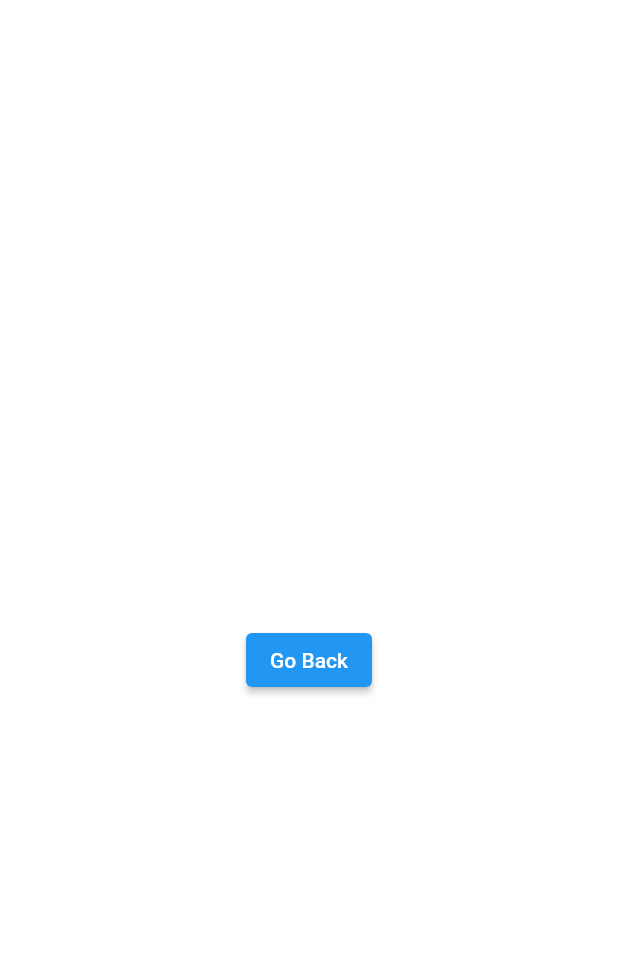
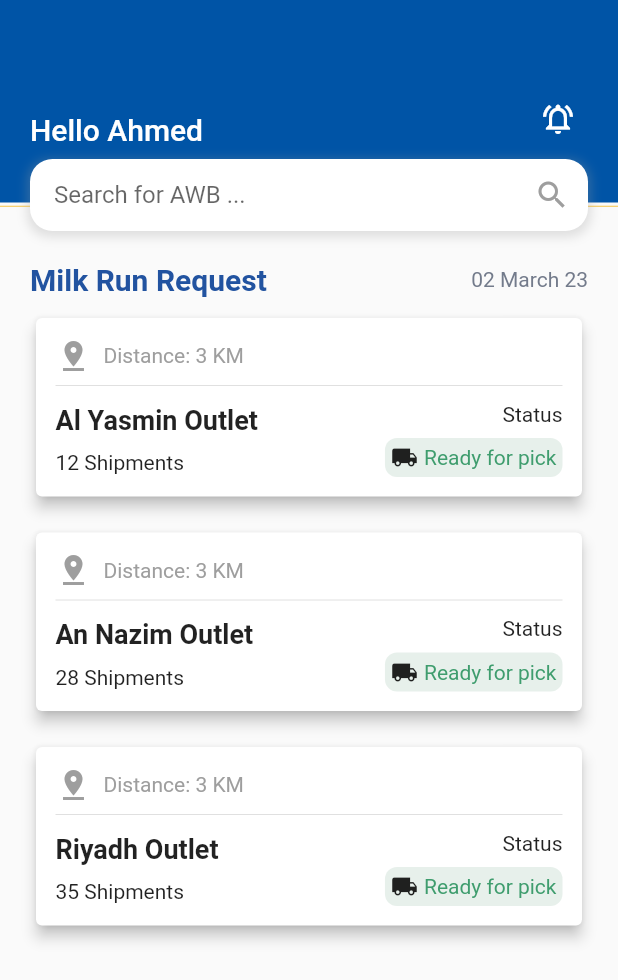
Before and after one commit to amrkamal1993/Zajil, a Flutter app: the HomeScreen screen opened by its route, on a phone screen of 412 x 824 dp. Shown: the top 980 px of the screen. Run offline on Flutter 3.47's test engine with Material 2 defaults, Android fonts, the light colour scheme and no system bars; our stand-ins replace dartz, flutter_bloc, freezed_annotation, get_it, go_router, injectable.

Commit message:
Home Design Screen

```diff
--- a/lib/constants/colors.dart
+++ b/lib/constants/colors.dart
@@ -1,8 +1,8 @@
 import 'package:flutter/material.dart';
 
 class AppColors {
-  static const Color primary = Color(0xFFF8D247);
+  static const Color primary = Color(0xFF2253A0);
   static const Color text = Color(0xFF464545);
   static const Color subtext = Colors.black;
-  static Color disabled = Colors.grey.shade300;
+  static const Color disabled = Color(0xFF737B8B);
 }
--- a/lib/core/route/app_router.dart
+++ b/lib/core/route/app_router.dart
@@ -2,27 +2,26 @@ import 'package:flutter/cupertino.dart';
 import 'package:go_router/go_router.dart';
 import 'package:zajil/core/route/route_names.dart';
 import 'package:zajil/src/authentication_module/presentation/screens/home_screen.dart';
-import 'package:zajil/src/authentication_module/presentation/screens/login_screen.dart';
 
 class AppRouter {
   static GoRouter returnRouter() {
     GoRouter router = GoRouter(
-      initialLocation: loginPage,
+      initialLocation: homePage,
       routes: [
-        GoRoute(
-          name: 'Login',
-          path: loginPage,
-          builder: (context, state) => const LoginScreen(),
-        ),
+        // GoRoute(
+        //   name: 'Login',
+        //   path: loginPage,
+        //   builder: (context, state) => const LoginScreen(),
+        // ),
         GoRoute(
           name: 'index',
           path: index,
-          builder: (context, state) => const LoginScreen(),
+          builder: (context, state) =>  const HomeScreen(),
         ),
         GoRoute(
           name: 'Home',
           path: homePage,
-          builder: (context, state) => const HomeScreen(),
+          builder: (context, state) =>  const HomeScreen(),
         ),
       ],
     );
--- a/lib/src/authentication_module/presentation/screens/home_screen.dart
+++ b/lib/src/authentication_module/presentation/screens/home_screen.dart
@@ -1,30 +1,75 @@
 import 'package:flutter/material.dart';
+import 'package:zajil/src/authentication_module/presentation/widgets/home_header_widget.dart';
+import 'package:zajil/src/authentication_module/presentation/widgets/request_card_widget.dart';
+import 'package:zajil/src/authentication_module/presentation/widgets/request_title_widget.dart';
+import 'package:zajil/src/authentication_module/presentation/widgets/search_bar_widget.dart';
 
 class HomeScreen extends StatelessWidget {
-  const HomeScreen({Key? key}) : super(key: key);
+  const HomeScreen({super.key});
 
   @override
   Widget build(BuildContext context) {
     return Scaffold(
-      backgroundColor: Colors.white,
-      appBar: AppBar(
-        title: const Text('Home'),
-        backgroundColor: Colors.white,
-        elevation: 0,
-        leading: IconButton(
-          icon: const Icon(Icons.arrow_back),
-          onPressed: () {
-            Navigator.pop(context);
-          },
-        ),
-      ),
-      body: Center(
-        child: ElevatedButton(
-          onPressed: () {
-            Navigator.pop(context);
-          },
-          child: const Text('Go Back'),
-        ),
+      body: Stack(
+        children: [
+          Column(
+            crossAxisAlignment: CrossAxisAlignment.start,
+            children: [
+              const HomeHeaderWidget(),
+              const SizedBox(height: 35),
+              const RequestTitleWidget(),
+              Expanded(
+                child: Padding(
+                  padding: const EdgeInsets.symmetric(horizontal: 20 , vertical: 10),
+                  child: ListView(
+                    children: const [
+                      RequestCardWidget(
+                        distance: '3 KM',
+                        title: 'Al Yasmin Outlet',
+                        status: 'Status',
+                        smallText: '12 Shipments',
+                      ),
+                      SizedBox(height: 16),
+                      RequestCardWidget(
+                        distance: '3 KM',
+                        title: 'An Nazim Outlet',
+                        status: 'Status',
+                        smallText: '28 Shipments',
+                      ),
+                      SizedBox(height: 16),
+                      RequestCardWidget(
+                        distance: '3 KM',
+                        title: 'Riyadh Outlet',
+                        status: 'Status',
+                        smallText: '35 Shipments',
+                      ),
+                    ],
+                  ),
+                ),
+              ),
+            ],
+          ),
+          const Positioned(
+            top: 75,
+            left: 20,
+            right: 20,
+            child: Column(
+              crossAxisAlignment: CrossAxisAlignment.start,
+              children: [
+                Text(
+                  'Hello Ahmed',
+                  style: TextStyle(
+                    color: Colors.white,
+                    fontSize: 20,
+                    fontWeight: FontWeight.w500,
+                  ),
+                ),
+                SizedBox(height: 8),
+                SearchBarWidget(),
+              ],
+            ),
+          ),
+        ],
       ),
     );
   }
--- /dev/null
+++ b/lib/src/authentication_module/presentation/widgets/home_header_widget.dart
@@ -0,0 +1,33 @@
+import 'package:flutter/material.dart';
+
+class HomeHeaderWidget extends StatelessWidget {
+  const HomeHeaderWidget({Key? key}) : super(key: key);
+
+  @override
+  Widget build(BuildContext context) {
+    return Column(
+      children: [
+        Container(
+          height: 135,
+          color: const Color(0xFF0054A6),
+          child: Stack(
+            children: [
+              Positioned(
+                top: 55,
+                right: 16,
+                child: IconButton(
+                  icon: const Icon(Icons.notifications_active_outlined),
+                  color: Colors.white,
+                  onPressed: () {
+                    // Handle notification button press
+                  },
+                ),
+              ),
+            ],
+          ),
+        ),
+        const Divider(color: Color(0xFFF5C445), height: 5),
+      ],
+    );
+  }
+}
--- /dev/null
+++ b/lib/src/authentication_module/presentation/widgets/request_card_widget.dart
@@ -0,0 +1,98 @@
+import 'package:flutter/material.dart';
+
+class RequestCardWidget extends StatelessWidget {
+  final String distance;
+  final String title;
+  final String status;
+  final String smallText;
+
+  const RequestCardWidget({super.key,
+    required this.distance,
+    required this.title,
+    required this.status,
+    required this.smallText,
+  });
+
+  @override
+  Widget build(BuildContext context) {
+    return Card(
+      elevation: 4,
+      child: Padding(
+        padding: const EdgeInsets.all(13),
+        child: Column(
+          crossAxisAlignment: CrossAxisAlignment.start,
+          children: [
+            Row(
+              children: [
+                const Icon(Icons.pin_drop, color: Colors.grey, size: 24),
+                const SizedBox(width: 8),
+                Text(
+                  'Distance: $distance',
+                  style: const TextStyle(
+                    fontSize: 14,
+                    color: Colors.grey,
+                  ),
+                ),
+              ],
+            ),
+            const Divider(),
+            const SizedBox(height: 3),
+            Row(
+              children: [
+                Expanded(
+                  child: Column(
+                    crossAxisAlignment: CrossAxisAlignment.start,
+                    children: [
+                      Text(
+                        title,
+                        style: const TextStyle(
+                          fontSize: 18,
+                          fontWeight: FontWeight.bold,
+                        ),
+                      ),
+                      const SizedBox(height: 10),
+                      Text(
+                        smallText,
+                      ),
+                    ],
+                  ),
+                ),
+                Column(
+                  crossAxisAlignment: CrossAxisAlignment.end,
+                  children: [
+                    Text(
+                      status,
+                      style: const TextStyle(
+                        fontSize: 14,
+                      ),
+                    ),
+                    const SizedBox(height: 8),
+                    Container(
+                      padding: const EdgeInsets.all(4),
+                      decoration: BoxDecoration(
+                        color: const Color(0xFFE7F0EB),
+                        borderRadius: BorderRadius.circular(8),
+                      ),
+                      child: const Row(
+                        children: [
+                          Icon(Icons.local_shipping, size: 18),
+                          SizedBox(width: 4),
+                          Text(
+                            'Ready for pick',
+                            style: TextStyle(color: Color(0xFF3F9D6E),
+                              fontSize: 14,
+                            ),
+                          ),
+                        ],
+                      ),
+                    ),
+                  ],
+                ),
+              ],
+            ),
+          ],
+        ),
+      ),
+    );
+  }
+}
--- /dev/null
+++ b/lib/src/authentication_module/presentation/widgets/request_title_widget.dart
@@ -0,0 +1,32 @@
+import 'package:flutter/material.dart';
+import 'package:zajil/constants/colors.dart';
+
+class RequestTitleWidget extends StatelessWidget {
+  const RequestTitleWidget({Key? key}) : super(key: key);
+
+  @override
+  Widget build(BuildContext context) {
+    return const Padding(
+      padding: EdgeInsets.symmetric(horizontal: 20),
+      child: Row(
+        mainAxisAlignment: MainAxisAlignment.spaceBetween,
+        children: [
+          Text(
+            'Milk Run Request',
+            style: TextStyle(
+                fontSize: 20,
+                fontWeight: FontWeight.w700,
+                color: AppColors.primary),
+          ),
+          Text(
+            '02 March 23',
+            style: TextStyle(
+                fontSize: 14,
+                fontWeight: FontWeight.w400,
+                color: AppColors.disabled),
+          ),
+        ],
+      ),
+    );
+  }
+}
--- /dev/null
+++ b/lib/src/authentication_module/presentation/widgets/search_bar_widget.dart
@@ -0,0 +1,44 @@
+import 'package:flutter/material.dart';
+
+class SearchBarWidget extends StatelessWidget {
+  const SearchBarWidget({Key? key}) : super(key: key);
+
+  @override
+  Widget build(BuildContext context) {
+    return Container(
+      height: 48,
+      decoration: BoxDecoration(
+        color: Colors.white,
+        borderRadius: BorderRadius.circular(15),
+        boxShadow: [
+          BoxShadow(
+            color: Colors.grey.withOpacity(0.3),
+            spreadRadius: 2,
+            blurRadius: 5,
+            offset: const Offset(0, 2),
+          ),
+        ],
+      ),
+      child: Row(
+        children: [
+          const Expanded(
+            child: TextField(
+              decoration: InputDecoration(
+                hintText: 'Search for AWB ...',
+                border: InputBorder.none,
+                contentPadding: EdgeInsets.symmetric(horizontal: 16),
+              ),
+            ),
+          ),
+          IconButton(
+            icon: const Icon(Icons.search),
+            color: Colors.grey,
+            onPressed: () {
+// Handle search button press
+            },
+          ),
+        ],
+      ),
+    );
+  }
+}
```
